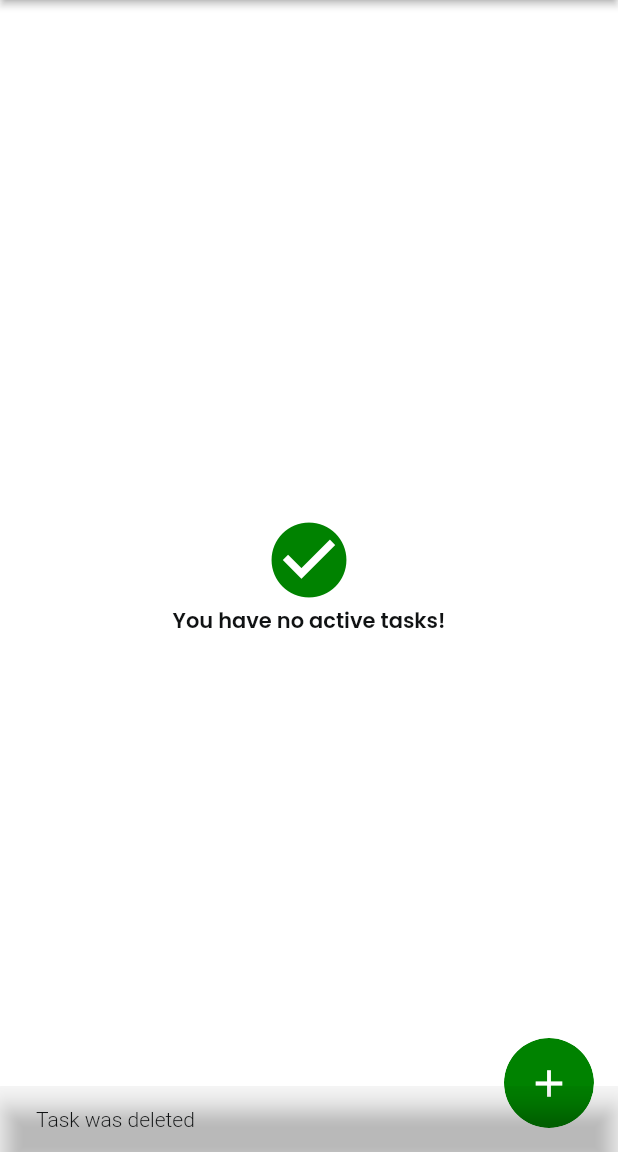
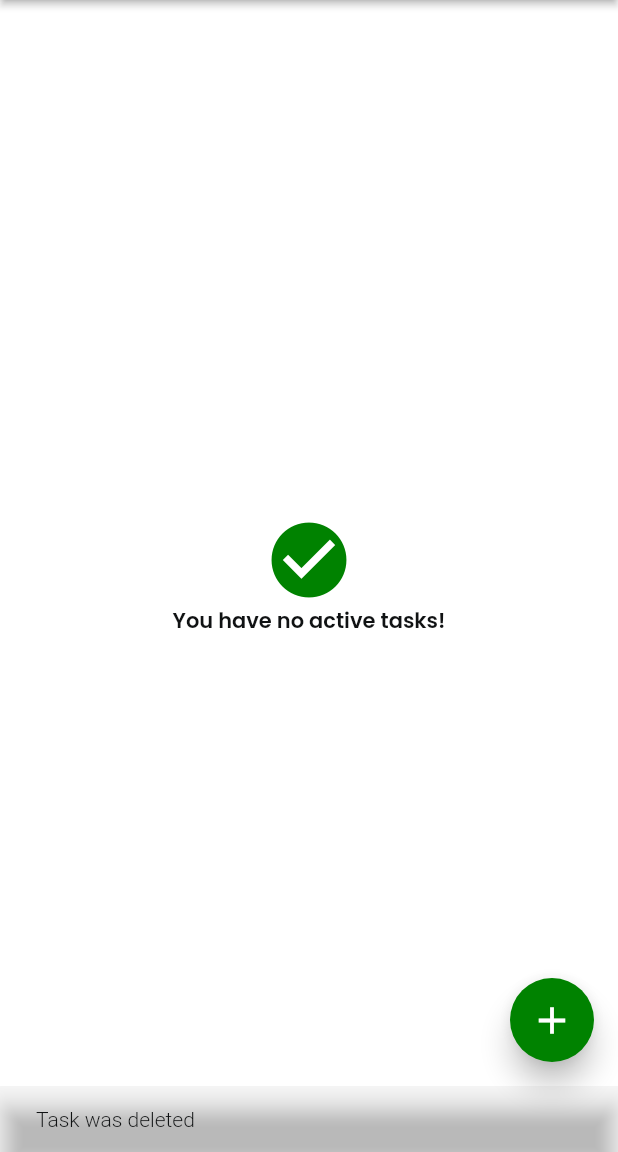
Before and after one commit to Anmoriso/TODOApp, a Flutter app: the TaskDetailsWidget screen opened directly with empty values, after a tap on the "delete" icon, on a phone screen of 412 x 824 dp, the part 84-1236 px from its top. Run offline on Flutter 3.47's test engine with Material 2 defaults, Android fonts, the phone set to English and light mode, and no system bars; our stand-ins replace auto_size_text, built_collection, built_value, cloud_firestore, firebase_core, font_awesome_flutter and 6 more; missing offline and left inert: json_path; accounts and stored records are empty.

Commit message:
Updating to latest FlutterFlow output.

```diff
--- a/lib/flutter_flow/nav/nav.dart
+++ b/lib/flutter_flow/nav/nav.dart
@@ -48,17 +48,17 @@ GoRouter createRouter(AppStateNotifier appStateNotifier) => GoRouter(
               builder: (context, params) => AddTaskWidget(),
             ),
             FFRoute(
-              name: 'HomePageCopy',
-              path: 'homePageCopy',
-              builder: (context, params) => HomePageCopyWidget(),
-            ),
-            FFRoute(
               name: 'EditTask',
               path: 'editTask',
               builder: (context, params) => EditTaskWidget(
                 taskRef: params.getParam(
                     'taskRef', ParamType.DocumentReference, false, 'tasks'),
               ),
+            ),
+            FFRoute(
+              name: 'Statistics',
+              path: 'statistics',
+              builder: (context, params) => StatisticsWidget(),
             ),
             FFRoute(
               name: 'TaskDetails',
@@ -69,9 +69,9 @@ GoRouter createRouter(AppStateNotifier appStateNotifier) => GoRouter(
               ),
             ),
             FFRoute(
-              name: 'Statistics',
-              path: 'statistics',
-              builder: (context, params) => StatisticsWidget(),
+              name: 'TestPage',
+              path: 'testPage',
+              builder: (context, params) => TestPageWidget(),
             )
           ].map((r) => r.toRoute(appStateNotifier)).toList(),
         ).toRoute(appStateNotifier),
--- a/lib/home_page/home_page_widget.dart
+++ b/lib/home_page/home_page_widget.dart
@@ -51,6 +51,18 @@ class _HomePageWidgetState extends State<HomePageWidget> {
         return Scaffold(
           key: scaffoldKey,
           backgroundColor: FlutterFlowTheme.of(context).primaryBackground,
+          floatingActionButton: FloatingActionButton(
+            onPressed: () async {
+              context.pushNamed('AddTask');
+            },
+            backgroundColor: FlutterFlowTheme.of(context).primaryColor,
+            elevation: 8,
+            child: Icon(
+              Icons.add,
+              color: FlutterFlowTheme.of(context).primaryBtnText,
+              size: 30,
+            ),
+          ),
           drawer: Drawer(
             elevation: 16,
             child: Column(
@@ -205,12 +217,19 @@ class _HomePageWidgetState extends State<HomePageWidget> {
               onTap: () => FocusScope.of(context).unfocus(),
               child: Stack(
                 children: [
+                  if (FFAppState().showMenu || FFAppState().showFilter)
                     InkWell(
                       onTap: () async {
                         setState(() => FFAppState().showMenu = false);
                         setState(() => FFAppState().showFilter = false);
                       },
-                    child: Column(
+                      child: Container(
+                        width: double.infinity,
+                        height: double.infinity,
+                        decoration: BoxDecoration(),
+                      ),
+                    ),
+                  Column(
                     mainAxisSize: MainAxisSize.max,
                     mainAxisAlignment: MainAxisAlignment.center,
                     children: [
@@ -232,8 +251,8 @@ class _HomePageWidgetState extends State<HomePageWidget> {
                           mainAxisSize: MainAxisSize.max,
                           children: [
                             Padding(
-                                padding: EdgeInsetsDirectional.fromSTEB(
-                                    16, 16, 0, 16),
+                              padding:
+                                  EdgeInsetsDirectional.fromSTEB(16, 16, 0, 16),
                               child: Text(
                                 FFAppState().FilterOption,
                                 style: FlutterFlowTheme.of(context).title2,
@@ -298,18 +317,16 @@ class _HomePageWidgetState extends State<HomePageWidget> {
                                                 content: Text(
                                                   'Task marked complete',
                                                   style: TextStyle(
-                                                      color: FlutterFlowTheme
-                                                              .of(context)
+                                                    color: FlutterFlowTheme.of(
+                                                            context)
                                                         .primaryBackground,
-                                                      fontWeight:
-                                                          FontWeight.w300,
+                                                    fontWeight: FontWeight.w300,
                                                   ),
                                                 ),
                                                 duration: Duration(
                                                     milliseconds: 1000),
                                                 backgroundColor:
-                                                      FlutterFlowTheme.of(
-                                                              context)
+                                                    FlutterFlowTheme.of(context)
                                                         .secondaryText,
                                               ),
                                             );
@@ -327,18 +344,16 @@ class _HomePageWidgetState extends State<HomePageWidget> {
                                                 content: Text(
                                                   'Task marked active',
                                                   style: TextStyle(
-                                                      color: FlutterFlowTheme
-                                                              .of(context)
+                                                    color: FlutterFlowTheme.of(
+                                                            context)
                                                         .primaryBackground,
-                                                      fontWeight:
-                                                          FontWeight.w300,
+                                                    fontWeight: FontWeight.w300,
                                                   ),
                                                 ),
                                                 duration: Duration(
                                                     milliseconds: 1000),
                                                 backgroundColor:
-                                                      FlutterFlowTheme.of(
-                                                              context)
+                                                    FlutterFlowTheme.of(context)
                                                         .secondaryText,
                                               ),
                                             );
@@ -387,8 +402,7 @@ class _HomePageWidgetState extends State<HomePageWidget> {
                                         if (FFAppState().FilterOption ==
                                             'All') {
                                           return (e != null);
-                                          } else if (FFAppState()
-                                                  .FilterOption ==
+                                        } else if (FFAppState().FilterOption ==
                                             'Active') {
                                           return !e.checked!;
                                         } else {
@@ -423,8 +437,7 @@ class _HomePageWidgetState extends State<HomePageWidget> {
                                         if (FFAppState().FilterOption ==
                                             'All') {
                                           return (e != null);
-                                          } else if (FFAppState()
-                                                  .FilterOption ==
+                                        } else if (FFAppState().FilterOption ==
                                             'Active') {
                                           return !e.checked!;
                                         } else {
@@ -459,8 +472,7 @@ class _HomePageWidgetState extends State<HomePageWidget> {
                                         if (FFAppState().FilterOption ==
                                             'All') {
                                           return (e != null);
-                                          } else if (FFAppState()
-                                                  .FilterOption ==
+                                        } else if (FFAppState().FilterOption ==
                                             'Active') {
                                           return !e.checked!;
                                         } else {
@@ -490,37 +502,8 @@ class _HomePageWidgetState extends State<HomePageWidget> {
                             ],
                           ),
                         ),
-                        Expanded(
-                          child: Row(
-                            mainAxisSize: MainAxisSize.max,
-                            mainAxisAlignment: MainAxisAlignment.end,
-                            crossAxisAlignment: CrossAxisAlignment.end,
-                            children: [
-                              Padding(
-                                padding: EdgeInsetsDirectional.fromSTEB(
-                                    16, 16, 16, 16),
-                                child: FlutterFlowIconButton(
-                                  borderColor: Colors.transparent,
-                                  borderRadius: 30,
-                                  borderWidth: 1,
-                                  buttonSize: 60,
-                                  fillColor: Color(0xFF008200),
-                                  icon: Icon(
-                                    Icons.add,
-                                    color: FlutterFlowTheme.of(context)
-                                        .primaryBackground,
-                                    size: 30,
-                                  ),
-                                  onPressed: () async {
-                                    context.pushNamed('AddTask');
-                                  },
-                                ),
-                              ),
+                      Spacer(),
                     ],
-                          ),
-                        ),
-                      ],
-                    ),
                   ),
                   if (FFAppState().showMenu)
                     Align(
@@ -546,6 +529,7 @@ class _HomePageWidgetState extends State<HomePageWidget> {
                                       .map((e) => e.reference)
                                       .toList(),
                                 );
+                                setState(() => FFAppState().showMenu = false);
                               },
                               text: 'Clear completed',
                               options: FFButtonOptions(
@@ -570,8 +554,8 @@ class _HomePageWidgetState extends State<HomePageWidget> {
                               ),
                             ),
                             FFButtonWidget(
-                              onPressed: () {
-                                print('Refresh pressed ...');
+                              onPressed: () async {
+                                setState(() => FFAppState().showMenu = false);
                               },
                               text: 'Refresh',
                               options: FFButtonOptions(
--- a/lib/index.dart
+++ b/lib/index.dart
@@ -1,7 +1,7 @@
 // Export pages
 export 'home_page/home_page_widget.dart' show HomePageWidget;
 export 'add_task/add_task_widget.dart' show AddTaskWidget;
-export 'home_page_copy/home_page_copy_widget.dart' show HomePageCopyWidget;
 export 'edit_task/edit_task_widget.dart' show EditTaskWidget;
+export 'statistics/statistics_widget.dart' show StatisticsWidget;
 export 'task_details/task_details_widget.dart' show TaskDetailsWidget;
-export 'statistics/statistics_widget.dart' show StatisticsWidget;
+export 'test_page/test_page_widget.dart' show TestPageWidget;
--- a/lib/task_details/task_details_widget.dart
+++ b/lib/task_details/task_details_widget.dart
@@ -50,6 +50,26 @@ class _TaskDetailsWidgetState extends State<TaskDetailsWidget> {
         return Scaffold(
           key: scaffoldKey,
           backgroundColor: FlutterFlowTheme.of(context).primaryBackground,
+          floatingActionButton: FloatingActionButton(
+            onPressed: () async {
+              context.pushNamed(
+                'EditTask',
+                queryParams: {
+                  'taskRef': serializeParam(
+                    widget.taskRef,
+                    ParamType.DocumentReference,
+                  ),
+                }.withoutNulls,
+              );
+            },
+            backgroundColor: FlutterFlowTheme.of(context).primaryColor,
+            elevation: 8,
+            child: Icon(
+              Icons.mode_edit,
+              color: FlutterFlowTheme.of(context).primaryBtnText,
+              size: 30,
+            ),
+          ),
           appBar: AppBar(
             backgroundColor: Color(0xFFD3D3D3),
             iconTheme:
@@ -188,43 +208,6 @@ class _TaskDetailsWidgetState extends State<TaskDetailsWidget> {
                       ],
                     ),
                   ),
-                  Expanded(
-                    child: Row(
-                      mainAxisSize: MainAxisSize.max,
-                      mainAxisAlignment: MainAxisAlignment.end,
-                      crossAxisAlignment: CrossAxisAlignment.end,
-                      children: [
-                        Padding(
-                          padding:
-                              EdgeInsetsDirectional.fromSTEB(16, 16, 16, 16),
-                          child: FlutterFlowIconButton(
-                            borderColor: Colors.transparent,
-                            borderRadius: 30,
-                            borderWidth: 1,
-                            buttonSize: 60,
-                            fillColor: Color(0xFF008200),
-                            icon: Icon(
-                              Icons.mode_edit,
-                              color: FlutterFlowTheme.of(context)
-                                  .primaryBackground,
-                              size: 30,
-                            ),
-                            onPressed: () async {
-                              context.pushNamed(
-                                'EditTask',
-                                queryParams: {
-                                  'taskRef': serializeParam(
-                                    widget.taskRef,
-                                    ParamType.DocumentReference,
-                                  ),
-                                }.withoutNulls,
-                              );
-                            },
-                          ),
-                        ),
-                      ],
-                    ),
-                  ),
                 ],
               ),
             ),
```
Also changed, not shown: lib/add_task/add_task_widget.dart (+37 -57 lines), lib/edit_task/edit_task_widget.dart (+36 -39 lines), lib/test_page/test_page_widget.dart (renamed from lib/home_page_copy/home_page_copy_widget.dart, +9 -9 lines). Lines whose indentation alone changed are shown as unchanged.
